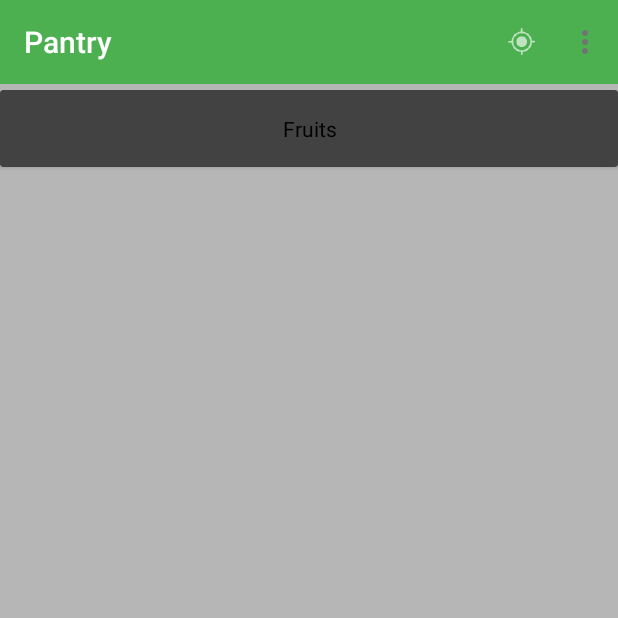
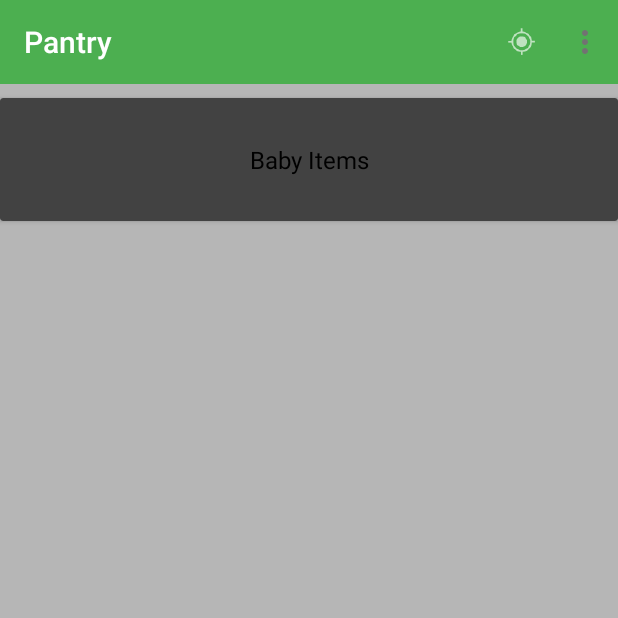
Before and after one commit to maxcell/pantry, an Android app: the screen it shows after launch (MainActivity), on a phone screen of 412 x 824 dp, the top half of it. Run offline under Robolectric (Android 15) with nearby library versions, the phone set to English and light mode, and no system bars.

Commit message:
Added categories and spacing

```diff
--- a/app/src/main/java/com/example/android/materialtest/MainActivity.java
+++ b/app/src/main/java/com/example/android/materialtest/MainActivity.java
@@ -57,10 +57,17 @@ public class MainActivity extends AppCompatActivity {
     private ArrayList<String> setupList(){
         ArrayList<String> categories = new ArrayList<>();
 
+        categories.add("Baby Items");
+        categories.add("Bread/Bakery");
+        categories.add("Beverages");
+        categories.add("Cereal");
+        categories.add("Deli");
         categories.add("Fruits");
         categories.add("Vegetables");
+        categories.add("Meat");
         categories.add("Grains");
         categories.add("Dairy");
+        categories.add("Miscellaneous");
 
         return categories;
     }
--- a/app/src/main/res/layout/card_view.xml
+++ b/app/src/main/res/layout/card_view.xml
@@ -9,6 +9,7 @@
         android:id="@+id/card_view"
         android:layout_width="match_parent"
         android:layout_height="wrap_content"
+        android:layout_marginTop="5dp"
         card_view:cardCornerRadius="4dp">
 
             <TextView
@@ -16,7 +17,8 @@
                 android:layout_width="match_parent"
                 android:layout_height="match_parent"
                 android:layout_gravity="top"
-                android:layout_margin="16dp"
+                android:textSize="16sp"
+                android:layout_margin="30dp"
                 android:gravity="center"
                 android:textColor="@android:color/black"/>
 
```
